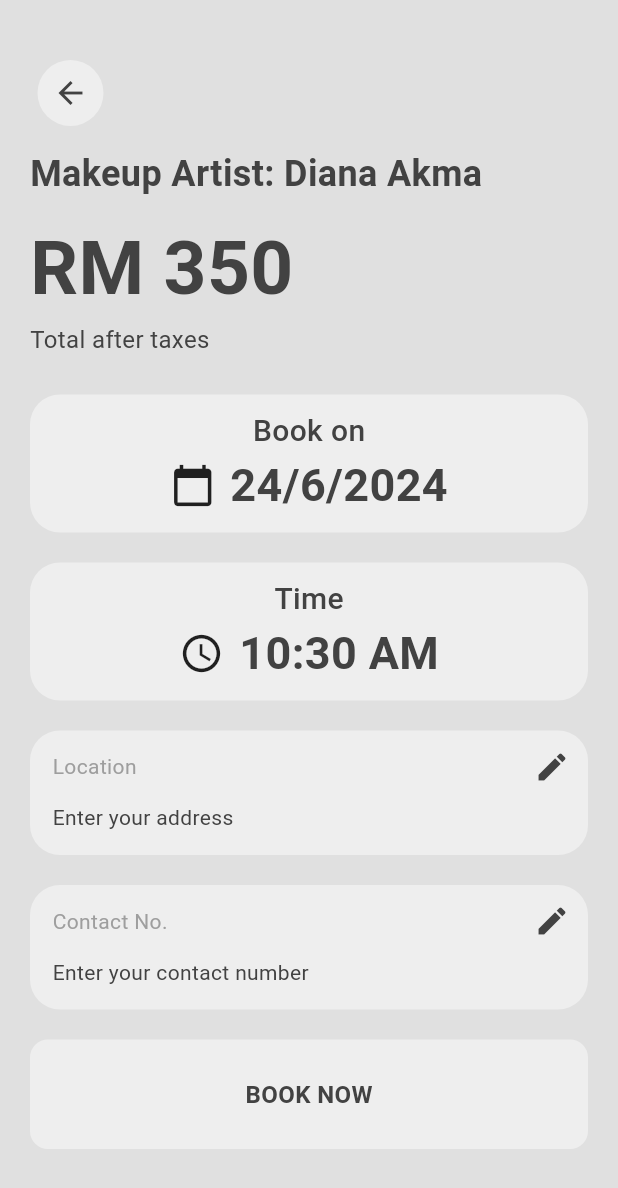
After one commit to ftynfrhn/beauty_bazaar, a Flutter app: the BookingPage screen opened directly, on a phone screen of 412 x 824 dp. The commit adds this screen. Shown: the top 1188 px of the screen. Run offline on Flutter 3.47's test engine with Material 3 defaults, Android fonts, the phone set to English and light mode, and no system bars; our stand-ins replace cloud_firestore, firebase_auth, firebase_core; accounts and stored records are empty.

Commit message:
booking page

```diff
--- a/lib/components/my_textbox.dart
+++ b/lib/components/my_textbox.dart
@@ -17,7 +17,7 @@ class MyTextBox extends StatelessWidget {
     return Container(
       decoration: BoxDecoration(
           color: Theme.of(context).colorScheme.primary,
-          borderRadius: BorderRadius.circular(8.0)
+          borderRadius: BorderRadius.circular(20.0)
         ),
       padding: const EdgeInsets.only(left: 15.0, bottom: 15.0),
       margin: const EdgeInsets.only(left: 20.0, right: 20.0, top: 20.0),
--- a/lib/main.dart
+++ b/lib/main.dart
@@ -1,6 +1,7 @@
-import 'package:beauty_bazaar/auth/auth.dart';
-import 'package:beauty_bazaar/auth/login_or_register.dart';
+import 'package:beauty_bazaar/services/auth/auth.dart';
+import 'package:beauty_bazaar/services/auth/login_or_register.dart';
 import 'package:beauty_bazaar/firebase_options.dart';
+import 'package:beauty_bazaar/pages/booking_page.dart';
 import 'package:beauty_bazaar/pages/home_page.dart';
 import 'package:beauty_bazaar/pages/profile_page.dart';
 import 'package:beauty_bazaar/theme/default_mode.dart';
@@ -22,6 +23,7 @@ class MyApp extends StatelessWidget {
   Widget build(BuildContext context) {
     return MaterialApp(
       debugShowCheckedModeBanner: false,
+      //home: BookingPage(),
       home: const AuthPage(), // firstly listen if we already signed in or not
       theme: defaultMode,
       routes: {
--- /dev/null
+++ b/lib/pages/booking_page.dart
@@ -0,0 +1,250 @@
+import 'package:beauty_bazaar/components/my_back_button.dart';
+import 'package:beauty_bazaar/components/my_button.dart';
+import 'package:beauty_bazaar/components/my_textbox.dart';
+import 'package:beauty_bazaar/pages/payment_page.dart';
+// import 'package:cloud_firestore/cloud_firestore.dart';
+// import 'package:firebase_auth/firebase_auth.dart';
+import 'package:flutter/material.dart';
+
+class BookingPage extends StatefulWidget {
+  BookingPage({Key? key});
+
+  @override
+  State<BookingPage> createState() => _BookingPageState();
+}
+
+class _BookingPageState extends State<BookingPage> {
+  // final User? currentUser = FirebaseAuth.instance.currentUser;
+
+  DateTime _selectedDate = DateTime.now();
+  TimeOfDay _selectedTime = TimeOfDay.now();
+  final String _location = ""; // Initialize location string
+  final String _contactNo = ""; // Initialize location string
+
+  Future<void> _selectDate(BuildContext context) async {
+    final DateTime? picked = await showDatePicker(
+      context: context,
+      initialDate: _selectedDate,
+      firstDate: DateTime.now(),
+      lastDate: DateTime(2025),
+    );
+
+    if (picked != null && picked != _selectedDate) {
+      setState(() {
+        _selectedDate = picked;
+      });
+    }
+  }
+
+  Future<void> _selectTime(BuildContext context) async {
+    final TimeOfDay? picked = await showTimePicker(
+      context: context,
+      initialTime: _selectedTime,
+    );
+
+    if (picked != null && picked != _selectedTime) {
+      setState(() {
+        _selectedTime = picked;
+      });
+    }
+  }
+
+  @override
+  Widget build(BuildContext context) {
+    double containerWidth = MediaQuery.of(context).size.width - 40;
+
+    return Scaffold(
+      backgroundColor: Theme.of(context).colorScheme.surface,
+      body: SingleChildScrollView(
+        child: Column(
+          crossAxisAlignment: CrossAxisAlignment.start,
+          children: [
+            // Back button
+            const Padding(
+              padding: EdgeInsets.only(
+                top: 40.0,
+                left: 25.0,
+              ),
+              child: Row(
+                children: [
+                  MyBackButton(),
+                ],
+              ),
+            ),
+
+            const SizedBox(height: 15),
+
+            // Artist name
+            const Padding(
+              padding: EdgeInsets.symmetric(horizontal: 20.0),
+              child: Text(
+                "Makeup Artist: Diana Akma",
+                style: TextStyle(
+                  fontSize: 24,
+                  fontWeight: FontWeight.bold,
+                ),
+              ),
+            ),
+
+            const SizedBox(height: 10),
+
+            // Price and total after taxes
+            const Padding(
+              padding: EdgeInsets.symmetric(horizontal: 20.0),
+              child: Column(
+                crossAxisAlignment: CrossAxisAlignment.start,
+                children: [
+                  Text(
+                    "RM 350",
+                    style: TextStyle(
+                      fontSize: 50,
+                      fontWeight: FontWeight.bold,
+                    ),
+                  ),
+                  Text(
+                    "Total after taxes",
+                    style: TextStyle(
+                      fontSize: 16,
+                      fontWeight: FontWeight.normal,
+                    ),
+                  ),
+                ],
+              ),
+            ),
+
+            const SizedBox(height: 25),
+
+            // Date Container
+            Container(
+              margin: const EdgeInsets.symmetric(horizontal: 20.0),
+              decoration: BoxDecoration(
+                color: Theme.of(context).colorScheme.primary,
+                borderRadius: BorderRadius.circular(20),
+              ),
+              width: containerWidth,
+              padding: const EdgeInsets.only(top: 10, bottom: 10),
+              child: Column(
+                children: [
+                  const Text(
+                    "Book on",
+                    style: TextStyle(
+                      fontSize: 20,
+                      fontWeight: FontWeight.w500,
+                    ),
+                  ),
+                  Row(
+                    mainAxisAlignment: MainAxisAlignment.center,
+                    children: [
+                      GestureDetector(
+                        onTap: () {
+                          _selectDate(context);
+                        },
+                        child: const Icon(Icons.calendar_today, size: 30),
+                      ),
+
+                      const SizedBox(width: 10),
+
+                      Text(
+                        "${_selectedDate.day}/${_selectedDate.month}/${_selectedDate.year}",
+                        style: const TextStyle(
+                          fontSize: 30,
+                          fontWeight: FontWeight.bold,
+                        ),
+                      ),
+                    ],
+                  ),
+                ],
+              ),
+            ),
+
+            const SizedBox(height: 20),
+
+            // Time Container
+            Container(
+              margin: const EdgeInsets.symmetric(horizontal: 20.0),
+              decoration: BoxDecoration(
+                color: Theme.of(context).colorScheme.primary,
+                borderRadius: BorderRadius.circular(20),
+              ),
+              width: containerWidth,
+              padding: const EdgeInsets.only(top: 10, bottom: 10),
+              child: Column(
+                children: [
+                  const Text(
+                    "Time",
+                    style: TextStyle(
+                      fontSize: 20,
+                      fontWeight: FontWeight.w500,
+                    ),
+                  ),
+                  Row(
+                    mainAxisAlignment: MainAxisAlignment.center,
+                    children: [
+                      GestureDetector(
+                        onTap: () {
+                          _selectTime(context);
+                        },
+                        child: const Icon(Icons.access_time, size: 30),
+                      ),
+
+                      const SizedBox(width: 10),
+
+                      Text(
+                        _selectedTime.format(context),
+                        style: const TextStyle(
+                          fontSize: 30,
+                          fontWeight: FontWeight.bold,
+                        ),
+                      ),
+                    ],
+                  ),
+                ],
+              ),
+            ),
+
+            // Location
+            MyTextBox(
+              sectionName: "Location",
+              text: _location.isNotEmpty ? _location : "Enter your address",
+              onPressed: () {
+                // Implement functionality to edit address if needed
+                print("Edit address button pressed");
+              },
+            ),
+
+            // Contact Number
+            MyTextBox(
+              sectionName: "Contact No.",
+              text: _contactNo.isNotEmpty ? _contactNo : "Enter your contact number",
+              onPressed: () {
+                // Implement functionality to edit contact number if needed
+                print("Edit contact number button pressed");
+              },
+            ),
+
+            const SizedBox(height: 20),
+
+            // Booking button
+            Padding(
+              padding: const EdgeInsets.symmetric(horizontal: 20.0),
+              child: Container(
+                width: containerWidth,
+                child: MyButton(
+                  text: "BOOK NOW",
+                  onTap: () {
+                    // createBookingDocument(currentUser);
+
+                    // Navigator.push(
+                    //   context,
+                    //   MaterialPageRoute(builder: (context) => const PaymentPage()),
+                    // );
+                  },
+                ),
+              ),
+            ),
+          ],
+        ),
+      ),
+    );
+  }
+}
--- a/lib/pages/home_page.dart
+++ b/lib/pages/home_page.dart
@@ -1,4 +1,5 @@
 import 'package:beauty_bazaar/components/my_drawer.dart';
+import 'package:beauty_bazaar/pages/booking_page.dart';
 import 'package:flutter/material.dart';
 
 class HomePage extends StatelessWidget {
@@ -13,6 +14,16 @@ class HomePage extends StatelessWidget {
         elevation: 0,
       ),
       drawer: const MyDrawer(),
+      floatingActionButton: FloatingActionButton(
+        onPressed: () {
+          Navigator.push(
+            context,
+            MaterialPageRoute(builder: (context) => BookingPage()),
+          );
+        },
+        child: Icon(Icons.book),
+        backgroundColor: Theme.of(context).colorScheme.inversePrimary,
+      ),
     );
   }
 }
--- a/lib/auth/auth.dart
+++ b/lib/services/auth/auth.dart
@@ -1,4 +1,4 @@
-import 'package:beauty_bazaar/auth/login_or_register.dart';
+import 'package:beauty_bazaar/services/auth/login_or_register.dart';
 import 'package:beauty_bazaar/pages/home_page.dart';
 import 'package:firebase_auth/firebase_auth.dart';
 import 'package:flutter/material.dart';
--- /dev/null
+++ b/lib/services/database/booking_firestore.dart
@@ -0,0 +1,15 @@
+import 'package:cloud_firestore/cloud_firestore.dart';
+
+class BookingFirestore{
+  // get collection of bookings
+  final CollectionReference bookings = FirebaseFirestore.instance.collection("Bookings");
+
+  // save booking to firestore
+  Future<void> saveBookingToDatabase(String invoice) async {
+    await bookings.add({
+      'date': DateTime.now(),
+      'booking_details': bookings,
+      'payment_status': 'Successful',
+  });
+  }
+}
--- a/pubspec.yaml
+++ b/pubspec.yaml
@@ -38,6 +38,7 @@ dependencies:
   firebase_core: ^3.1.0
   firebase_auth: ^5.1.0
   cloud_firestore: ^5.0.1
+  flutter_credit_card: ^4.0.1
 
 dev_dependencies:
   flutter_test:
@@ -62,8 +63,8 @@ flutter:
   uses-material-design: true
 
   # To add assets to your application, add an assets section, like this:
-  # assets:
-  #   - images/a_dot_burr.jpeg
+  assets:
+    - lib/images/
   #   - images/a_dot_ham.jpeg
 
   # An image asset can refer to one or more resolution-specific "variants", see
```
Also changed, not shown: lib/pages/payment_page.dart (added, +124 -0 lines), lib/images/wedding_look.jpeg (added), lib/services/auth/login_or_register.dart (renamed from lib/auth/login_or_register.dart), pubspec.lock.
